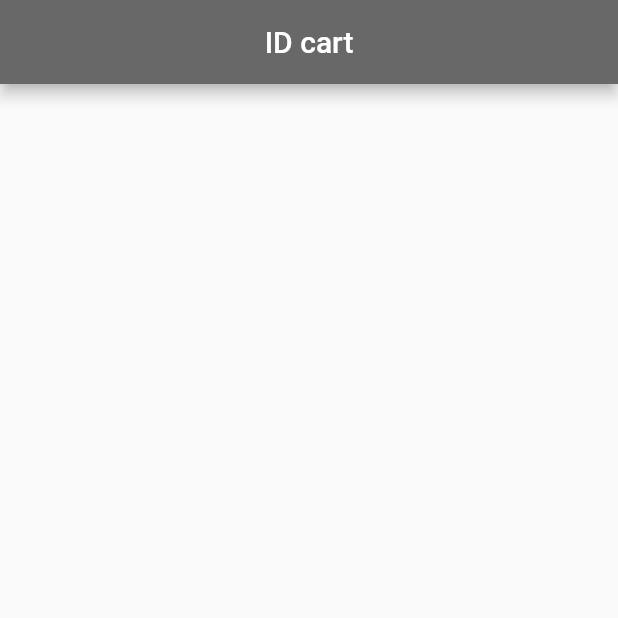
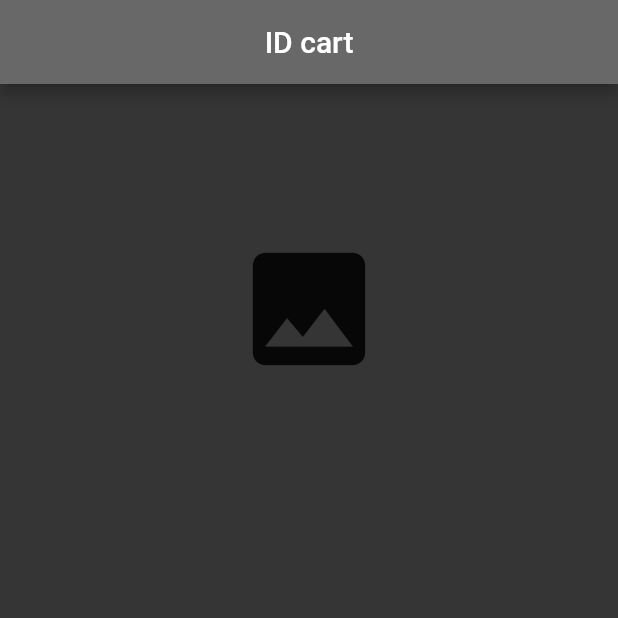
Before and after one commit to MehdiAbderraoufSLIMANI/ninja_IdCartsApp, a Flutter app: the screen it shows after launch, on a phone screen of 412 x 824 dp, the top half of it. Run offline on Flutter 3.47's test engine with Material 2 defaults, Android fonts, the light colour scheme and no system bars.

Commit message:
adding a body + icon to the body

```diff
--- a/ninjaidcarts/lib/main.dart
+++ b/ninjaidcarts/lib/main.dart
@@ -25,6 +25,29 @@ class Home extends StatelessWidget {
         title: const Center(child: Text('ID cart')),
         backgroundColor: const Color.fromARGB(255, 104, 104, 104),
       ),
+      body: const Body(),
+      backgroundColor: const Color.fromARGB(255, 53, 53, 53),
     );
   }
 }
+
+class Body extends StatelessWidget {
+  const Body({super.key});
+
+  @override
+  Widget build(BuildContext context) {
+    return Center(
+      child: Column(
+        children: [
+          Container(
+            margin: const EdgeInsets.all(100),
+            child: const Icon(
+              Icons.photo,
+              size: 100,
+            ),
+          ),
+        ],
+      ),
+    );
+  }
+}
```
